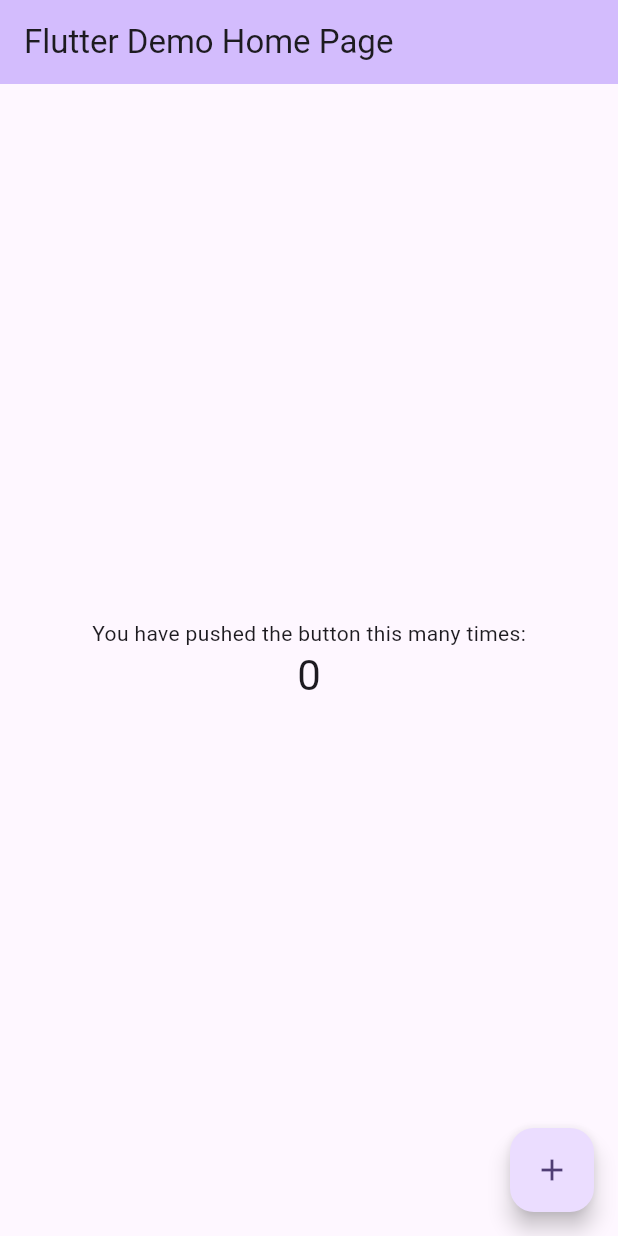
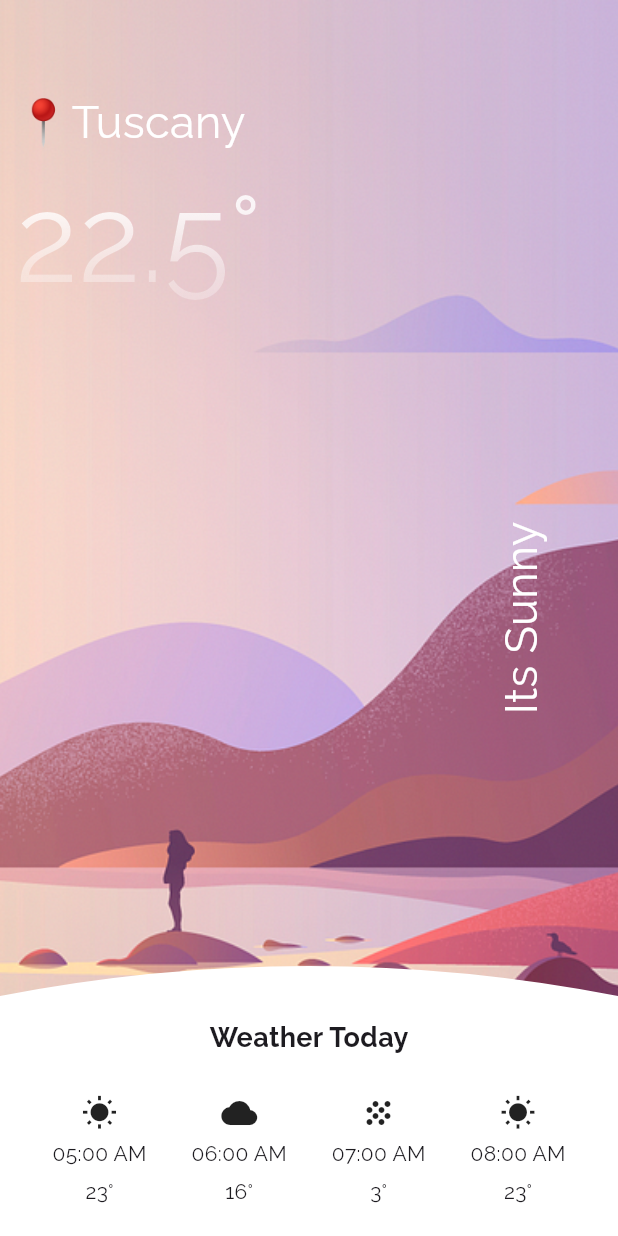
Before and after one commit to ianvillamia/razor_erp_exam, a Flutter app: the screen it shows after launch, on a phone screen of 412 x 824 dp. Run offline on Flutter 3.47's test engine with Material 3 defaults, Android fonts, the phone set to English and light mode, and no system bars; our stand-ins replace google_fonts.

Commit message:
feat: initial weather page

```diff
--- a/lib/main.dart
+++ b/lib/main.dart
@@ -1,125 +1,30 @@
 import 'package:flutter/material.dart';
+import 'package:google_fonts/google_fonts.dart';
+import 'package:razor_erp_exam/gen/assets.gen.dart';
+import 'package:razor_erp_exam/presentation/current_weather/current_weather_page.dart';
 
 void main() {
-  runApp(const MyApp());
+  runApp(MyApp());
+}
+
+ThemeData _buildTheme(brightness) {
+  var baseTheme = ThemeData(brightness: brightness);
+
+  return baseTheme.copyWith(
+    textTheme: GoogleFonts.ralewayTextTheme(
+      baseTheme.textTheme,
+    ),
+  );
 }
 
 class MyApp extends StatelessWidget {
   const MyApp({super.key});
 
-  // This widget is the root of your application.
   @override
   Widget build(BuildContext context) {
     return MaterialApp(
-      title: 'Flutter Demo',
-      theme: ThemeData(
-        // This is the theme of your application.
-        //
-        // TRY THIS: Try running your application with "flutter run". You'll see
-        // the application has a purple toolbar. Then, without quitting the app,
-        // try changing the seedColor in the colorScheme below to Colors.green
-        // and then invoke "hot reload" (save your changes or press the "hot
-        // reload" button in a Flutter-supported IDE, or press "r" if you used
-        // the command line to start the app).
-        //
-        // Notice that the counter didn't reset back to zero; the application
-        // state is not lost during the reload. To reset the state, use hot
-        // restart instead.
-        //
-        // This works for code too, not just values: Most code changes can be
-        // tested with just a hot reload.
-        colorScheme: ColorScheme.fromSeed(seedColor: Colors.deepPurple),
-        useMaterial3: true,
-      ),
-      home: const MyHomePage(title: 'Flutter Demo Home Page'),
+      theme: _buildTheme(Brightness.light),
+      home: const Scaffold(body: CurrentWeatherPage()),
     );
   }
 }
-
-class MyHomePage extends StatefulWidget {
-  const MyHomePage({super.key, required this.title});
-
-  // This widget is the home page of your application. It is stateful, meaning
-  // that it has a State object (defined below) that contains fields that affect
-  // how it looks.
-
-  // This class is the configuration for the state. It holds the values (in this
-  // case the title) provided by the parent (in this case the App widget) and
-  // used by the build method of the State. Fields in a Widget subclass are
-  // always marked "final".
-
-  final String title;
-
-  @override
-  State<MyHomePage> createState() => _MyHomePageState();
-}
-
-class _MyHomePageState extends State<MyHomePage> {
-  int _counter = 0;
-
-  void _incrementCounter() {
-    setState(() {
-      // This call to setState tells the Flutter framework that something has
-      // changed in this State, which causes it to rerun the build method below
-      // so that the display can reflect the updated values. If we changed
-      // _counter without calling setState(), then the build method would not be
-      // called again, and so nothing would appear to happen.
-      _counter++;
-    });
-  }
-
-  @override
-  Widget build(BuildContext context) {
-    // This method is rerun every time setState is called, for instance as done
-    // by the _incrementCounter method above.
-    //
-    // The Flutter framework has been optimized to make rerunning build methods
-    // fast, so that you can just rebuild anything that needs updating rather
-    // than having to individually change instances of widgets.
-    return Scaffold(
-      appBar: AppBar(
-        // TRY THIS: Try changing the color here to a specific color (to
-        // Colors.amber, perhaps?) and trigger a hot reload to see the AppBar
-        // change color while the other colors stay the same.
-        backgroundColor: Theme.of(context).colorScheme.inversePrimary,
-        // Here we take the value from the MyHomePage object that was created by
-        // the App.build method, and use it to set our appbar title.
-        title: Text(widget.title),
-      ),
-      body: Center(
-        // Center is a layout widget. It takes a single child and positions it
-        // in the middle of the parent.
-        child: Column(
-          // Column is also a layout widget. It takes a list of children and
-          // arranges them vertically. By default, it sizes itself to fit its
-          // children horizontally, and tries to be as tall as its parent.
-          //
-          // Column has various properties to control how it sizes itself and
-          // how it positions its children. Here we use mainAxisAlignment to
-          // center the children vertically; the main axis here is the vertical
-          // axis because Columns are vertical (the cross axis would be
-          // horizontal).
-          //
-          // TRY THIS: Invoke "debug painting" (choose the "Toggle Debug Paint"
-          // action in the IDE, or press "p" in the console), to see the
-          // wireframe for each widget.
-          mainAxisAlignment: MainAxisAlignment.center,
-          children: <Widget>[
-            const Text(
-              'You have pushed the button this many times:',
-            ),
-            Text(
-              '$_counter',
-              style: Theme.of(context).textTheme.headlineMedium,
-            ),
-          ],
-        ),
-      ),
-      floatingActionButton: FloatingActionButton(
-        onPressed: _incrementCounter,
-        tooltip: 'Increment',
-        child: const Icon(Icons.add),
-      ), // This trailing comma makes auto-formatting nicer for build methods.
-    );
-  }
-}
--- /dev/null
+++ b/lib/presentation/current_weather/current_weather_page.dart
@@ -0,0 +1,159 @@
+import 'package:flutter/material.dart';
+import 'package:razor_erp_exam/gen/assets.gen.dart';
+import 'package:razor_erp_exam/presentation/current_weather/widgets/weather_icon.dart';
+import 'package:razor_erp_exam/presentation/shared/gradient_text.dart';
+
+// Helper function to convert Kelvin to Celsius
+String convertKelvinToCelsius(double kelvin) {
+  return '${(kelvin - 273.15).toStringAsFixed(1)}°';
+}
+
+class CurrentWeatherPage extends StatelessWidget {
+  const CurrentWeatherPage({super.key});
+
+  @override
+  Widget build(BuildContext context) {
+    return SizedBox(
+      width: MediaQuery.of(context).size.width,
+      height: MediaQuery.of(context).size.height,
+      child: Stack(
+        children: [
+          Container(
+            width: MediaQuery.of(context).size.width,
+            height: MediaQuery.of(context).size.height,
+            decoration: BoxDecoration(
+              image: DecorationImage(
+                image: AssetImage(Assets.png.sunny.path), // Use AssetImage here
+                fit: BoxFit
+                    .cover, // Optional: fit the image within the container
+              ),
+            ),
+          ),
+          const Align(
+            alignment: Alignment.bottomCenter,
+            child: CurvedContainer(),
+          ),
+          Align(
+            alignment: Alignment.topLeft,
+            child: Padding(
+              padding: const EdgeInsets.only(left: 10, top: 60),
+              child: Column(
+                crossAxisAlignment: CrossAxisAlignment.start,
+                children: [
+                  const Text(
+                    '📍Tuscany',
+                    style: TextStyle(
+                      fontSize: 30,
+                      color: Colors.white,
+                    ),
+                  ),
+                  GradientText(
+                    text: convertKelvinToCelsius(295.69),
+                    textStyle: const TextStyle(fontSize: 80),
+                  ),
+                ],
+              ),
+            ),
+          ),
+          const Align(
+            alignment: Alignment.centerRight,
+            child: RotationTransition(
+              turns: AlwaysStoppedAnimation(270 / 360),
+              child: Text(
+                'Its Sunny',
+                style: TextStyle(
+                  fontSize: 30,
+                  color: Colors.white,
+                ),
+              ),
+            ),
+          )
+        ],
+      ),
+    );
+  }
+}
+
+class CurvedContainer extends StatelessWidget {
+  const CurvedContainer({super.key});
+
+  @override
+  Widget build(BuildContext context) {
+    return ClipPath(
+      clipper: CustomTopCurveClipper(),
+      child: Container(
+        height: 200,
+        color: Colors.white,
+        child: const Padding(
+          padding: EdgeInsets.all(20.0),
+          child: Column(
+            mainAxisAlignment: MainAxisAlignment.spaceBetween,
+            children: [
+              SizedBox(height: 10),
+              Text(
+                'Weather Today',
+                style: TextStyle(
+                  fontWeight: FontWeight.bold,
+                  fontSize: 18,
+                ),
+              ),
+              Row(
+                mainAxisAlignment: MainAxisAlignment.spaceAround,
+                children: <Widget>[
+                  WeatherIcon(
+                    time: '05:00 AM',
+                    temp: '23°',
+                    icon: Icons.wb_sunny,
+                  ),
+                  WeatherIcon(
+                    time: '06:00 AM',
+                    temp: '16°',
+                    icon: Icons.cloud,
+                  ),
+                  WeatherIcon(
+                    time: '07:00 AM',
+                    temp: '3°',
+                    icon: Icons.grain,
+                  ),
+                  WeatherIcon(
+                    time: '08:00 AM',
+                    temp: '23°',
+                    icon: Icons.wb_sunny,
+                  ),
+                ],
+              ),
+            ],
+          ),
+        ),
+      ),
+    );
+  }
+}
+
+class CustomTopCurveClipper extends CustomClipper<Path> {
+  @override
+  Path getClip(Size size) {
+    Path path = Path();
+    path.lineTo(0, 40); // Start from the top left
+
+    var firstControlPoint = Offset(size.width / 2, 0);
+    var firstEndPoint = Offset(size.width, 40);
+    path.quadraticBezierTo(
+      firstControlPoint.dx,
+      firstControlPoint.dy,
+      firstEndPoint.dx,
+      firstEndPoint.dy,
+    );
+
+    path.lineTo(size.width, size.height); // Continue to the bottom right
+    path.lineTo(0, size.height); // Continue to the bottom left
+    path.close(); // Close the path
+
+    return path;
+  }
+
+  @override
+  bool shouldReclip(CustomClipper<Path> oldClipper) {
+    return false;
+  }
+}
--- /dev/null
+++ b/lib/presentation/current_weather/widgets/weather_icon.dart
@@ -0,0 +1,23 @@
+import 'package:flutter/material.dart';
+
+class WeatherIcon extends StatelessWidget {
+  final String time;
+  final String temp;
+  final IconData icon;
+
+  const WeatherIcon(
+      {super.key, required this.time, required this.temp, required this.icon});
+
+  @override
+  Widget build(BuildContext context) {
+    return Column(
+      children: <Widget>[
+        Icon(icon, size: 24),
+        const SizedBox(height: 5),
+        Text(time),
+        const SizedBox(height: 5),
+        Text(temp),
+      ],
+    );
+  }
+}
--- /dev/null
+++ b/lib/presentation/shared/gradient_text.dart
@@ -0,0 +1,30 @@
+import 'package:flutter/material.dart';
+
+class GradientText extends StatelessWidget {
+  const GradientText({
+    super.key,
+    required this.text,
+    this.textStyle,
+  });
+  final String text;
+  final TextStyle? textStyle;
+  @override
+  Widget build(BuildContext context) {
+    return ShaderMask(
+      blendMode: BlendMode.srcIn,
+      shaderCallback: (bounds) => LinearGradient(
+        colors: [
+          Colors.white,
+          Colors.white.withOpacity(0.8), // Slightly less transparent white
+          Colors.white.withOpacity(0.4), // Even more transparent
+          Colors.white.withOpacity(0.2), // Near transparent
+        ],
+        begin: Alignment.topCenter,
+        end: Alignment.bottomCenter,
+      ).createShader(
+        Rect.fromLTWH(0, 0, bounds.width, bounds.height),
+      ),
+      child: Text(text, style: textStyle),
+    );
+  }
+}
```
Also changed, not shown: lib/gen/assets.gen.dart (added, +107 -0 lines), pubspec.yaml (+8 -4 lines), assets/png/sunny.png (added), lib/data/sunny.png (added), pubspec.lock, 3 other files.
